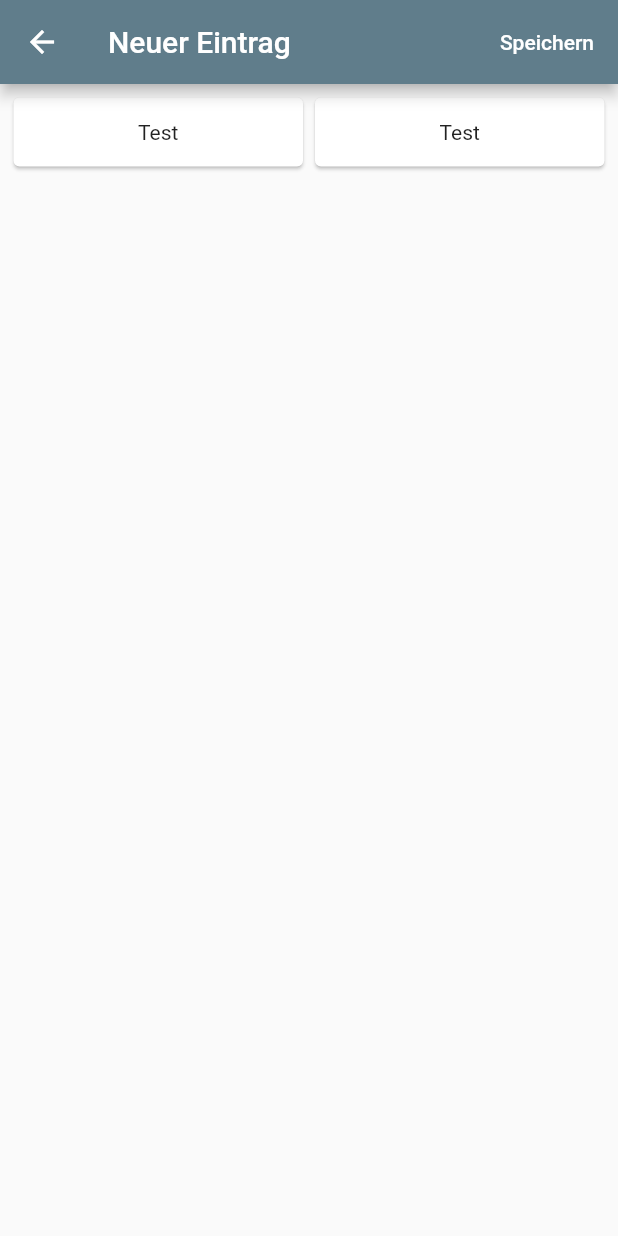
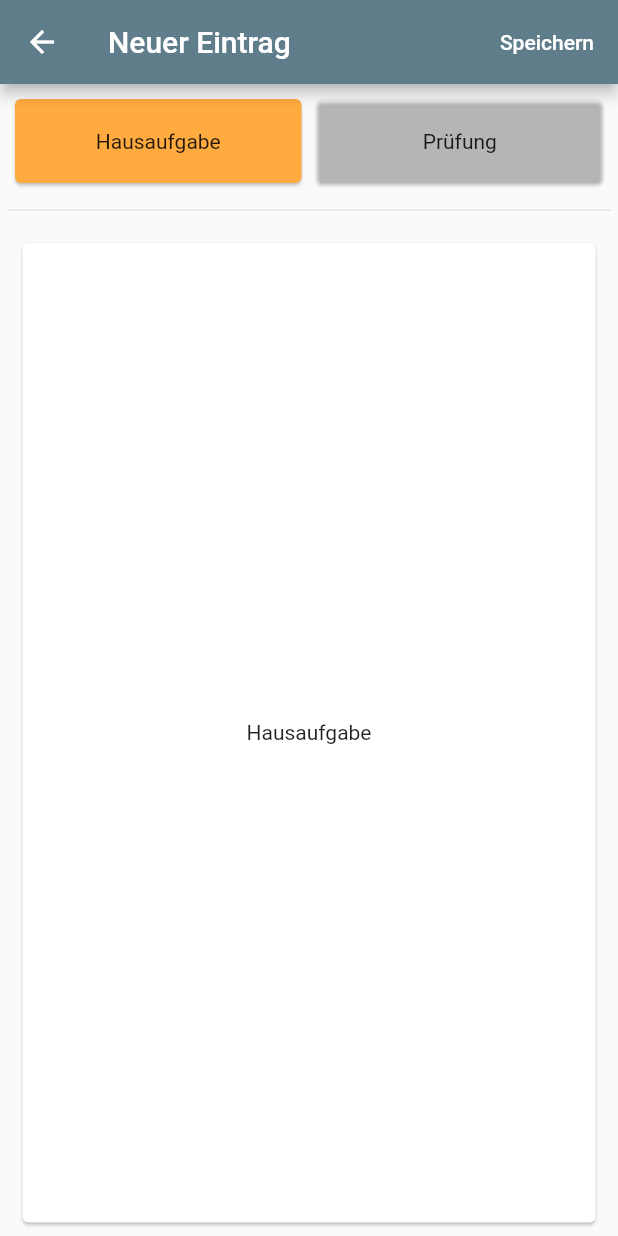
Before and after one commit to Jerry1098/school_organizer, a Flutter app: the AddEntryDialog screen opened directly, on a phone screen of 412 x 824 dp. Run offline on Flutter 3.47's test engine with Material 2 defaults, Android fonts, the phone set to English and light mode, and no system bars; our stand-ins replace fluttertoast; Roboto replaces fonts that are missing (Poppins).

Commit message:
AddEntryCards animation

```diff
--- a/lib/home/AddEntryDialog.dart
+++ b/lib/home/AddEntryDialog.dart
@@ -9,9 +9,20 @@ class _AddEntryDialogState extends State<AddEntryDialog> {
   int _radioValue = 0;
   bool homework = true;
   Text title = Text("Neuer Eintrag");
+  PageController controller = PageController();
+  var currentPageValue = 0.0;
+  Color colorTest = Colors.orangeAccent.withOpacity(0.0);
+  Color colorHomework = Colors.orangeAccent;
 
   @override
   Widget build(BuildContext context) {
+    controller.addListener(() {
+      setState(() {
+        currentPageValue = controller.page;
+        colorHomework = Colors.orangeAccent.withOpacity(1.0 - currentPageValue);
+        colorTest = Colors.orangeAccent.withOpacity(currentPageValue);
+      });
+    });
     return Scaffold(
         appBar: AppBar(
           title: title,
@@ -34,30 +45,57 @@ class _AddEntryDialogState extends State<AddEntryDialog> {
               Row(
                 children: <Widget>[
                   Expanded(
+                    child: Container(
                       child: Card(
+                        margin: EdgeInsets.only(
+                            bottom: 10.0, top: 5.0, right: 5.0, left: 5.0),
+                        color: colorHomework,
                         child: InkWell(
+                          onTap: () {
+                            _radioValueChange(0);
+                          },
                           child: Center(
                               child: Padding(
                             padding: const EdgeInsets.symmetric(
-                              horizontal: 8.0, vertical: 15.0),
-                          child: Text("Test"),
+                                horizontal: 8.0, vertical: 20.0),
+                            child: Text("Hausaufgabe"),
                           )),
+                        ),
                       ),
                     ),
                   ),
                   Expanded(
                     child: Card(
+                      margin: EdgeInsets.only(
+                          bottom: 10.0, top: 5.0, right: 5.0, left: 5.0),
+                      color: colorTest,
                       child: InkWell(
+                        onTap: () {
+                          _radioValueChange(1);
+                        },
                         child: Center(
                             child: Padding(
                           padding: const EdgeInsets.symmetric(
-                              horizontal: 8.0, vertical: 15.0),
-                          child: Text("Test"),
+                              horizontal: 8.0, vertical: 20.0),
+                          child: Text("Prüfung"),
                         )),
                       ),
                     ),
                   )
                 ],
+              ),
+              Container(
+                child: Divider(),
+                padding: EdgeInsets.only(bottom: 10.0),
+              ),
+              Expanded(
+                child: PageView(
+                  controller: controller,
+                  children: <Widget>[
+                    Container(child: addHomework()),
+                    Container(child: addTest()),
+                  ],
+                ),
               )
             ],
           ),
@@ -65,35 +103,42 @@ class _AddEntryDialogState extends State<AddEntryDialog> {
   }
 
   _radioValueChange(int value) {
+    print(value);
     setState(() {
       _radioValue = value;
       if (_radioValue == 0) {
-        homework = true;
+        controller.animateToPage(0,
+            duration: Duration(milliseconds: 500), curve: Curves.fastOutSlowIn);
       } else {
-        homework = false;
+        controller.animateToPage(1,
+            duration: Duration(milliseconds: 500), curve: Curves.fastOutSlowIn);
       }
     });
   }
 }
 
-class Homework extends StatefulWidget {
-  _HomeworkState createState() => _HomeworkState();
+class addHomework extends StatefulWidget {
+  addHomeworkState createState() => addHomeworkState();
 }
 
-class _HomeworkState extends State<Homework> {
-  @override
+class addHomeworkState extends State<addHomework> {
   Widget build(BuildContext context) {
-    return Text("Hausaufgabe");
+    return Card(
+      margin: EdgeInsets.symmetric(horizontal: 10.0, vertical: 4.0),
+      child: Center(child: Text("Hausaufgabe")),
+    );
   }
 }
 
-class Test extends StatefulWidget {
-  _TestState createState() => _TestState();
+class addTest extends StatefulWidget {
+  addTestState createState() => addTestState();
 }
 
-class _TestState extends State<Test> {
-  @override
+class addTestState extends State<addTest> {
   Widget build(BuildContext context) {
-    return Text("Prüfung");
+    return Card(
+      margin: EdgeInsets.symmetric(horizontal: 10.0, vertical: 4.0),
+      child: Center(child: Text("Prüfung")),
+    );
   }
 }
```
Lines whose indentation alone changed are shown as unchanged.
